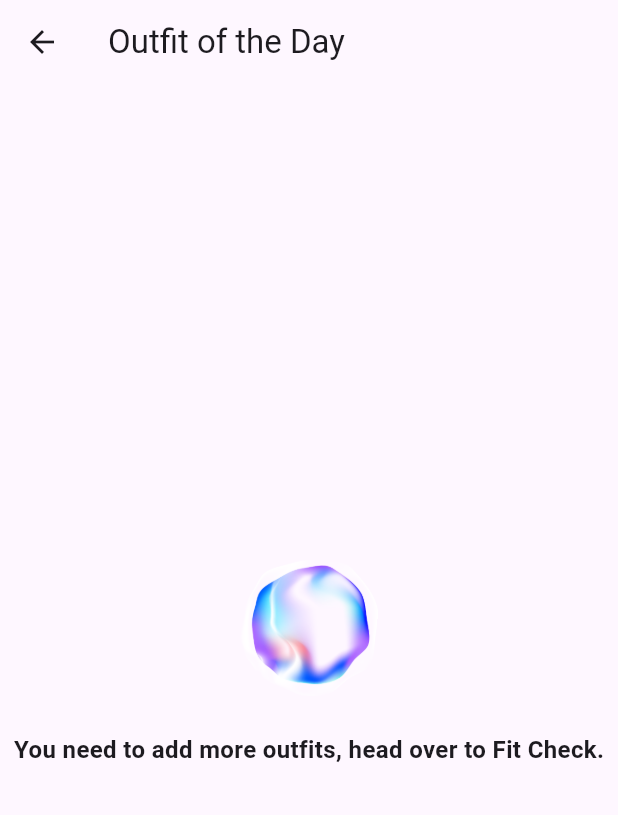
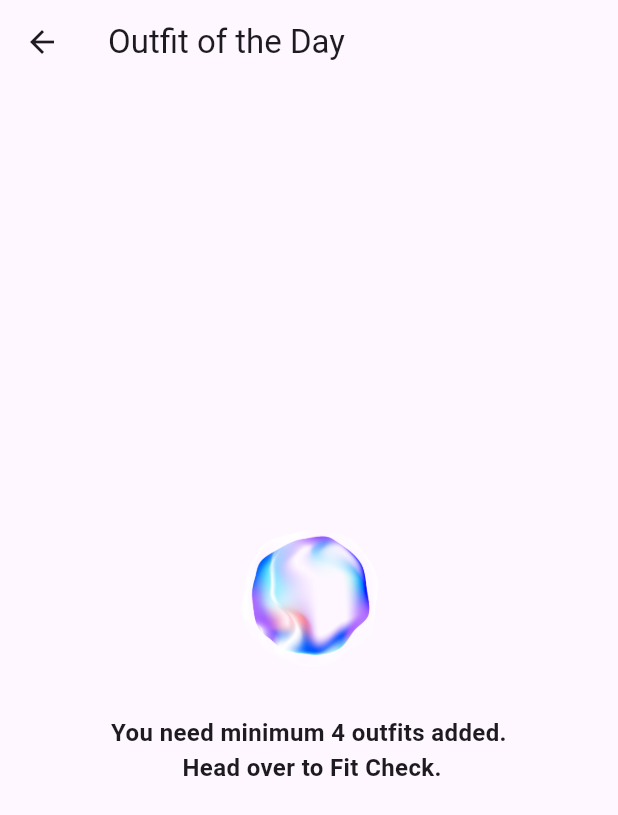
Before and after one commit to harshpatel63/Gemini-Styler-Flutter, a Flutter app: the screen it shows once a user with an empty profile is signed in, after a tap on "Recommend Outfit", on a phone screen of 412 x 824 dp. Shown: the top 815 px of the screen. Run offline on Flutter 3.47's test engine with Material 3 defaults, Android fonts, the light colour scheme and no system bars; our stand-ins replace animated_text_kit, camera, cloud_firestore, firebase_auth, firebase_core, firebase_storage and 6 more; missing offline and left inert: text_gradiate; accounts and stored records are empty; statements that could not run were skipped.

Commit message:
Few UI improvements

```diff
--- a/gemini_styler/lib/screens/MainScreen.dart
+++ b/gemini_styler/lib/screens/MainScreen.dart
@@ -44,7 +44,7 @@ class MainScreen extends StatelessWidget {
           CircleAvatar(
             backgroundImage: user?.photoURL != null
                 ? NetworkImage(user!.photoURL!)
-                : AssetImage('assets/profile_photo.png') as ImageProvider,
+                : AssetImage('assets/app_icon.png') as ImageProvider,
           ),
           SizedBox(width: 16),
         ],
--- a/gemini_styler/lib/screens/OutfitRecommendationPage.dart
+++ b/gemini_styler/lib/screens/OutfitRecommendationPage.dart
@@ -148,9 +148,13 @@ class _OutfitRecommendationPageState extends State<OutfitRecommendationPage> wit
             },
           ),
           SizedBox(height: 20),
-          Text(
-            isRecommendationAvailable ? "Our AI is crafting your perfect look..." : "You need to add more outfits, head over to Fit Check.",
-            style: TextStyle(fontSize: 16, fontWeight: FontWeight.bold),
+          Padding(
+            padding: const EdgeInsets.all(8.0),
+            child: Text(
+              isRecommendationAvailable ? "Our AI is crafting your perfect look..." : "You need minimum 4 outfits added.\n Head over to Fit Check.",
+              style: TextStyle(fontSize: 16, fontWeight: FontWeight.bold),
+              textAlign: TextAlign.center,
+            ),
           ),
         ],
       ),
```
Also changed, not shown: gemini_styler/assets/profile_photo.png (deleted).
